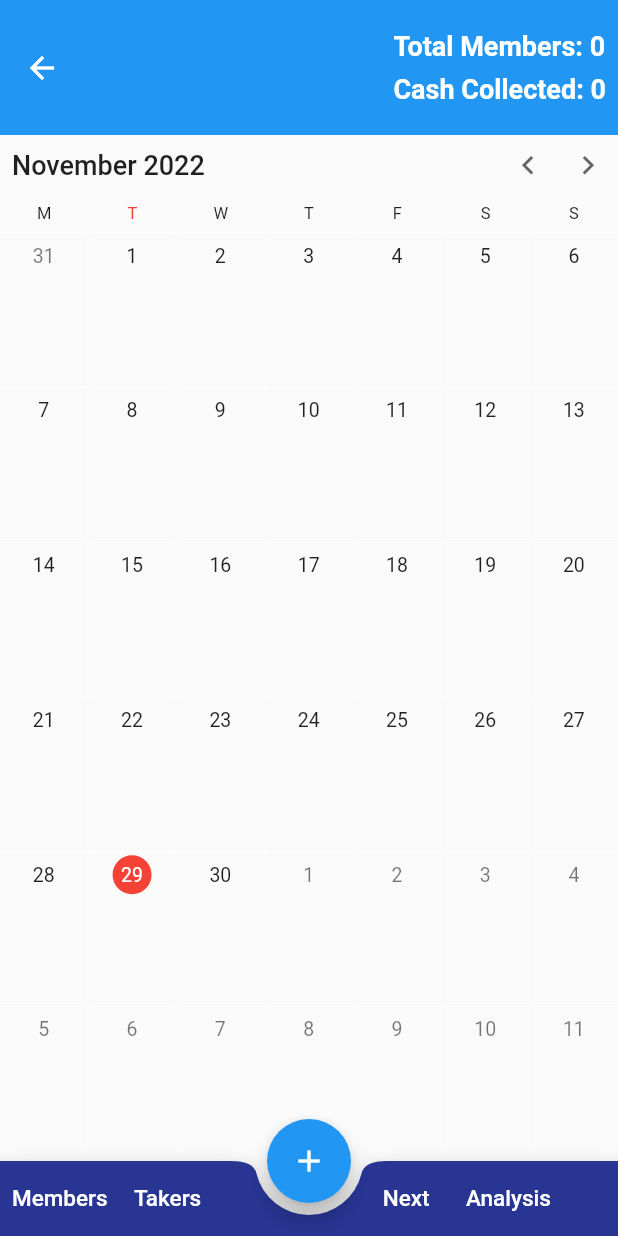
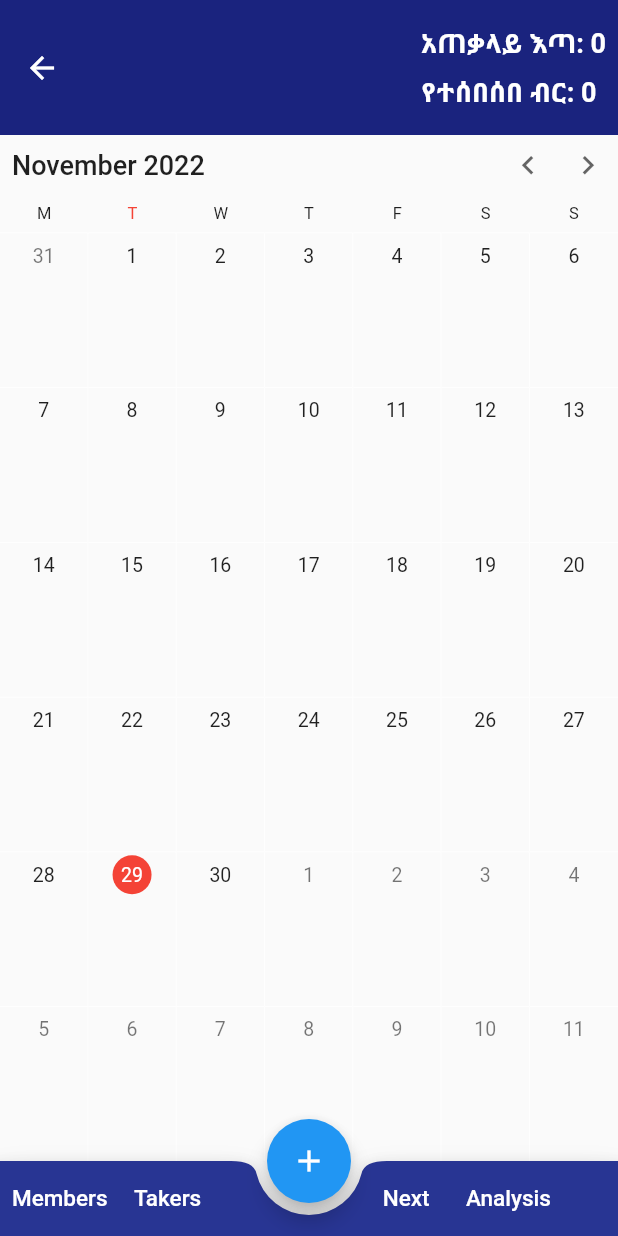
Before and after one commit to TrojanSystem/Equib, a Flutter app: the EquibHomePage screen opened directly with empty values, on a phone screen of 412 x 824 dp. Run offline on Flutter 3.47's test engine with Material 2 defaults, Android fonts, the phone set to English and light mode, and no system bars; drawn by our look-alikes of syncfusion_flutter_calendar; our stand-ins replace animated_text_kit, flip_card, flutter_staggered_animations, lottie, sqflite; accounts and stored records are empty.

Commit message:
fix some bugs

```diff
--- a/lib/equip_home_page/equip_home_screen.dart
+++ b/lib/equip_home_page/equip_home_screen.dart
@@ -59,6 +59,7 @@ class _EquibHomePageState extends State<EquibHomePage> {
 
     return Scaffold(
       appBar: AppBar(
+        backgroundColor: const Color.fromRGBO(26, 35, 126, 1),
         actions: [
           Column(
             mainAxisAlignment: MainAxisAlignment.center,
@@ -67,7 +68,7 @@ class _EquibHomePageState extends State<EquibHomePage> {
               Padding(
                 padding: const EdgeInsets.all(8.0),
                 child: Text(
-                  'Total Members: $sumOfTotEquip',
+                  'አጠቃላይ እጣ: $sumOfTotEquip',
                   style: const TextStyle(
                     fontWeight: FontWeight.bold,
                     fontSize: 18,
@@ -77,7 +78,7 @@ class _EquibHomePageState extends State<EquibHomePage> {
               Padding(
                 padding: const EdgeInsets.fromLTRB(8.0, 0, 8, 8),
                 child: Text(
-                  'Cash Collected: ${_number.format(cashCollected)}',
+                  'የተሰበሰበ ብር: ${_number.format(cashCollected)}',
                   style: const TextStyle(
                     fontWeight: FontWeight.bold,
                     fontSize: 18,
--- a/lib/equip_home_page/taker.dart
+++ b/lib/equip_home_page/taker.dart
@@ -324,7 +324,7 @@ final NumberFormat _number =NumberFormat();
         Padding(
           padding: const EdgeInsets.all(8.0),
           child: Text(
-            status ? 'Round #$round' : '',
+            status ? '$round ኛ ዙር እጣ' : '',
             style: const TextStyle(fontSize: 15.0, fontWeight: FontWeight.bold),
           ),
         ),
```
